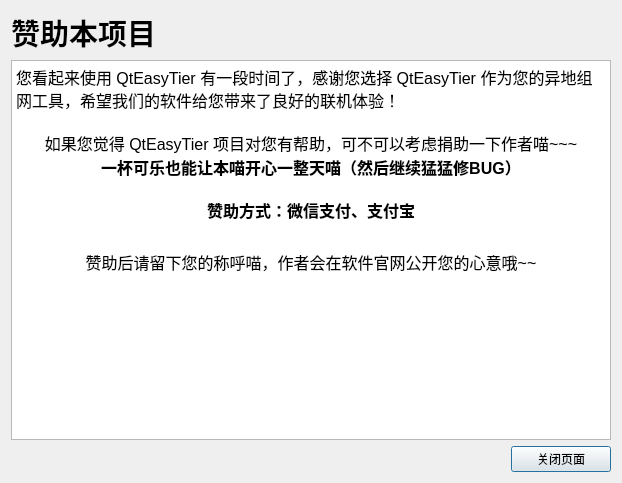
The window that Qt_UI/donate.ui (myqfeng/qt-easy-tier) describes before a commit, drawn with Qt 5.
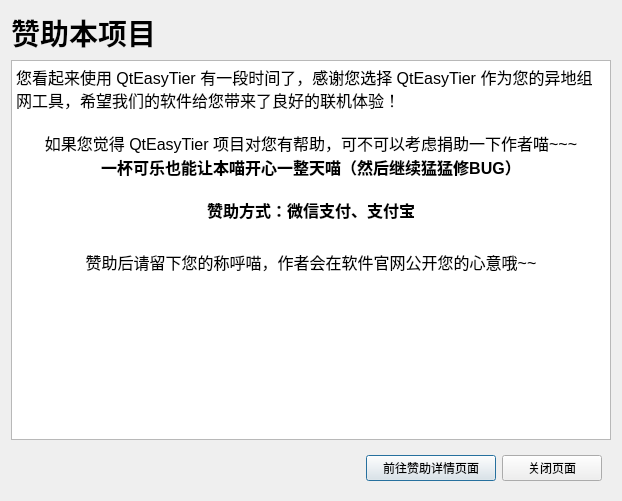
The same window after the commit. Icons and pictures are not drawn.

Patch:
```diff
--- a/Qt_UI/donate.ui
+++ b/Qt_UI/donate.ui
@@ -7,7 +7,7 @@
     <x>0</x>
     <y>0</y>
     <width>618</width>
-    <height>473</height>
+    <height>475</height>
    </rect>
   </property>
   <property name="windowTitle">
@@ -55,7 +55,23 @@
 &lt;p align=&quot;center&quot; style=&quot; margin-top:0px; margin-bottom:0px; margin-left:0px; margin-right:0px; -qt-block-indent:0; text-indent:0px;&quot;&gt;&lt;img src=&quot;:/icons/wechat.png&quot; width=&quot;200&quot; /&gt;    &lt;img src=&quot;:/icons/alipay.png&quot; width=&quot;200&quot; /&gt;&lt;/p&gt;
 &lt;p align=&quot;center&quot; style=&quot;-qt-paragraph-type:empty; margin-top:0px; margin-bottom:0px; margin-left:0px; margin-right:0px; -qt-block-indent:0; text-indent:0px;&quot;&gt;&lt;br /&gt;&lt;/p&gt;
 &lt;p align=&quot;center&quot; style=&quot; margin-top:0px; margin-bottom:0px; margin-left:0px; margin-right:0px; -qt-block-indent:0; text-indent:0px;&quot;&gt;&lt;span style=&quot; font-size:12pt;&quot;&gt;赞助后请留下您的称呼喵，作者会在软件官网公开您的心意哦~~&lt;/span&gt;&lt;/p&gt;
-&lt;p align=&quot;center&quot; style=&quot; margin-top:0px; margin-bottom:0px; margin-left:0px; margin-right:0px; -qt-block-indent:0; text-indent:0px;&quot;&gt;&lt;a href=&quot;https://qtet.070219.xyz/other/donate/&quot;&gt;&lt;span style=&quot; font-size:12pt; text-decoration: underline; color:#ffffff;&quot;&gt;前往赞助详情页面&lt;/span&gt;&lt;/a&gt;&lt;/p&gt;&lt;/body&gt;&lt;/html&gt;</string>
+&lt;p align=&quot;center&quot; style=&quot;-qt-paragraph-type:empty; margin-top:0px; margin-bottom:0px; margin-left:0px; margin-right:0px; -qt-block-indent:0; text-indent:0px;&quot;&gt;&lt;br /&gt;&lt;/p&gt;&lt;/body&gt;&lt;/html&gt;</string>
+     </property>
+    </widget>
+   </item>
+   <item alignment="Qt::AlignmentFlag::AlignRight">
+    <widget class="QWidget" name="horizontalWidget" native="true">
+     <layout class="QHBoxLayout" name="horizontalLayout">
+      <item alignment="Qt::AlignmentFlag::AlignRight">
+       <widget class="QPushButton" name="pushButton_2">
+        <property name="minimumSize">
+         <size>
+          <width>130</width>
+          <height>0</height>
+         </size>
+        </property>
+        <property name="text">
+         <string>前往赞助详情页面</string>
      </property>
     </widget>
    </item>
@@ -70,6 +86,9 @@
      <property name="text">
       <string>关闭页面</string>
      </property>
+       </widget>
+      </item>
+     </layout>
     </widget>
    </item>
   </layout>
```
Lines whose indentation alone changed are shown as unchanged.
